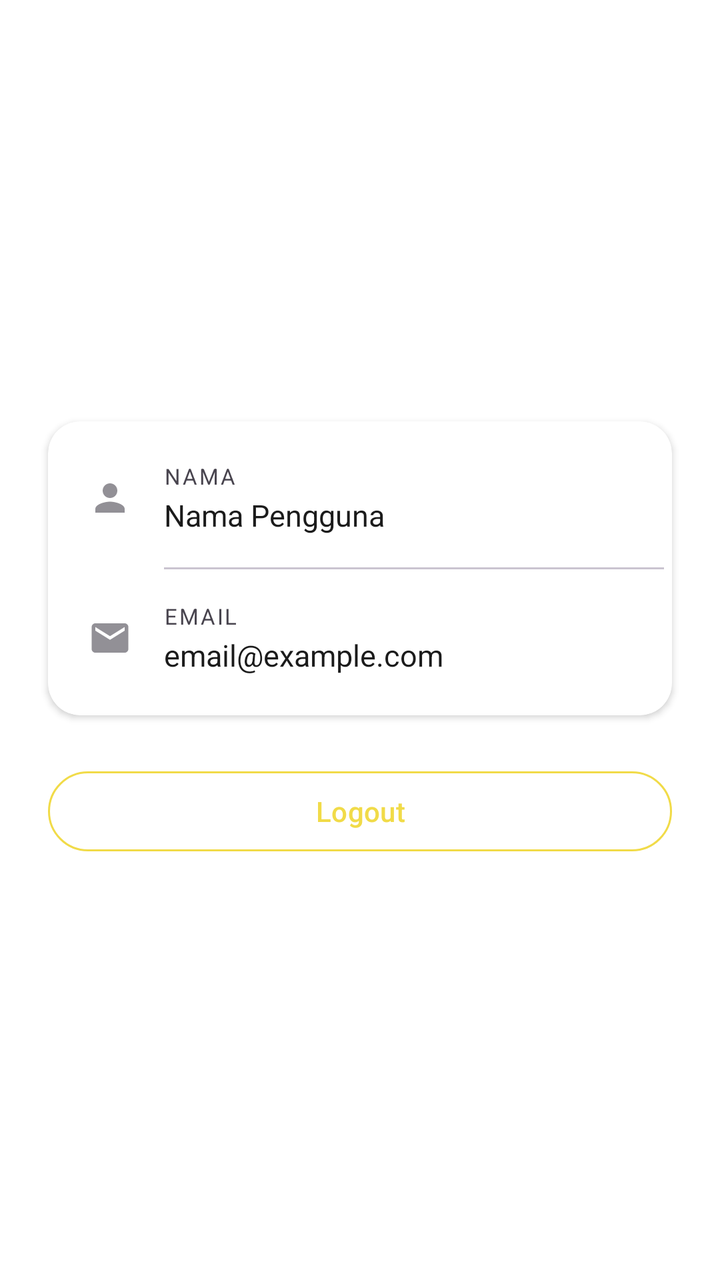
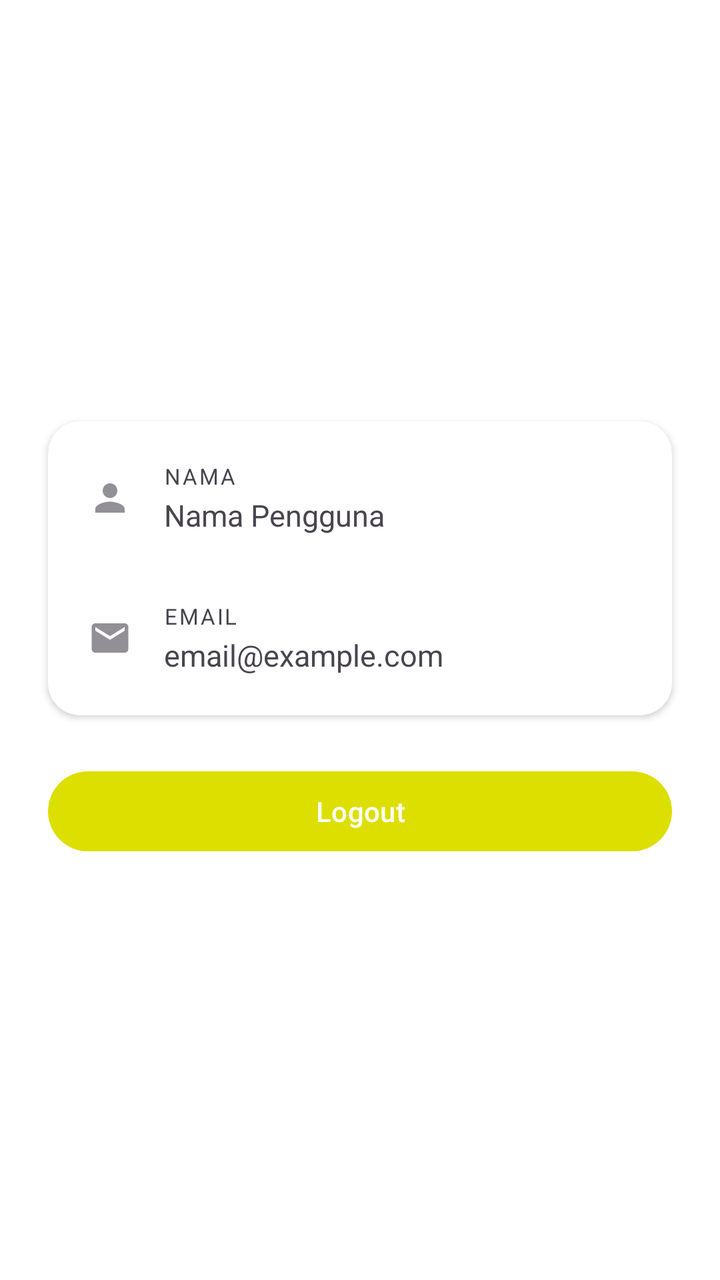

The first picture is an Android layout as it rendered before a commit; the second is the same layout after the commit. The layout source and the unified diff follow.
<!-- AndroidManifest.xml: application theme Theme.MaizeLeaf -->
<!-- res/layout/fragment_profile.xml -->
<?xml version="1.0" encoding="utf-8"?>
<androidx.constraintlayout.widget.ConstraintLayout xmlns:android="http://schemas.android.com/apk/res/android"
    xmlns:app="http://schemas.android.com/apk/res-auto"
    xmlns:tools="http://schemas.android.com/tools"
    android:layout_width="match_parent"
    android:layout_height="match_parent"
    android:background="?attr/colorSurface"
    tools:context=".ui.profile.ProfileFragment">

    
    <androidx.cardview.widget.CardView
        android:id="@+id/profileCard"
        android:layout_width="0dp"
        android:layout_height="wrap_content"
        android:layout_marginStart="24dp"
        android:layout_marginEnd="24dp"
        app:cardCornerRadius="16dp"
        app:cardElevation="2dp"
        app:cardBackgroundColor="?attr/colorSurface"
        app:layout_constraintEnd_toEndOf="parent"
        app:layout_constraintStart_toStartOf="parent"
        app:layout_constraintTop_toTopOf="parent"
        app:layout_constraintBottom_toTopOf="@id/logoutButton"
        app:layout_constraintVertical_chainStyle="packed"
        app:layout_constraintVertical_bias="0.5">

        <LinearLayout
            android:layout_width="match_parent"
            android:layout_height="wrap_content"
            android:orientation="vertical"
            android:padding="4dp">

            
            <LinearLayout
                android:layout_width="match_parent"
                android:layout_height="wrap_content"
                android:orientation="horizontal"
                android:gravity="center_vertical"
                android:paddingStart="16dp"
                android:paddingEnd="16dp"
                android:paddingTop="16dp"
                android:paddingBottom="16dp">

                <ImageView
                    android:layout_width="22dp"
                    android:layout_height="22dp"
                    android:src="@drawable/ic_baseline_person_24"
                    android:alpha="0.6"
                    app:tint="?attr/colorOnSurfaceVariant" />

                <LinearLayout
                    android:layout_width="0dp"
                    android:layout_height="wrap_content"
                    android:layout_weight="1"
                    android:orientation="vertical"
                    android:layout_marginStart="16dp">

                    <TextView
                        android:layout_width="wrap_content"
                        android:layout_height="wrap_content"
                        android:text="@string/nama"
                        android:textSize="11sp"
                        android:textColor="?attr/colorOnSurfaceVariant"
                        android:textAllCaps="true"
                        android:letterSpacing="0.08" />

                    <TextView
                        android:id="@+id/nameTextView"
                        android:layout_width="wrap_content"
                        android:layout_height="wrap_content"
                        android:layout_marginTop="2dp"
                        android:text="Nama Pengguna"
                        android:textColor="?attr/colorOnSurface"
                        android:textSize="15sp" />
                </LinearLayout>
            </LinearLayout>

            
            <View
                android:layout_width="match_parent"
                android:layout_height="1dp"
                android:layout_marginStart="54dp"
                android:background="?attr/colorOutlineVariant" />

            
            <LinearLayout
                android:layout_width="match_parent"
                android:layout_height="wrap_content"
                android:orientation="horizontal"
                android:gravity="center_vertical"
                android:paddingStart="16dp"
                android:paddingEnd="16dp"
                android:paddingTop="16dp"
                android:paddingBottom="16dp">

                <ImageView
                    android:layout_width="22dp"
                    android:layout_height="22dp"
                    android:src="@drawable/ic_baseline_email_24"
                    android:alpha="0.6"
                    app:tint="?attr/colorOnSurfaceVariant" />

                <LinearLayout
                    android:layout_width="0dp"
                    android:layout_height="wrap_content"
                    android:layout_weight="1"
                    android:orientation="vertical"
                    android:layout_marginStart="16dp">

                    <TextView
                        android:layout_width="wrap_content"
                        android:layout_height="wrap_content"
                        android:text="@string/email"
                        android:textSize="11sp"
                        android:textColor="?attr/colorOnSurfaceVariant"
                        android:textAllCaps="true"
                        android:letterSpacing="0.08" />

                    <TextView
                        android:id="@+id/emailTextView"
                        android:layout_width="wrap_content"
                        android:layout_height="wrap_content"
                        android:layout_marginTop="2dp"
                        android:text="email@example.com"
                        android:textColor="?attr/colorOnSurface"
                        android:textSize="15sp" />
                </LinearLayout>
            </LinearLayout>

        </LinearLayout>
    </androidx.cardview.widget.CardView>

    
    <com.google.android.material.button.MaterialButton
        android:id="@+id/logoutButton"
        style="@style/Widget.Material3.Button.OutlinedButton"
        android:layout_width="0dp"
        android:layout_height="wrap_content"
        android:layout_marginStart="24dp"
        android:layout_marginEnd="24dp"
        android:layout_marginTop="24dp"
        android:text="@string/logout"
        android:textColor="?attr/colorPrimary"
        app:strokeColor="?attr/colorPrimary"
        app:layout_constraintEnd_toEndOf="parent"
        app:layout_constraintStart_toStartOf="parent"
        app:layout_constraintTop_toBottomOf="@id/profileCard"
        app:layout_constraintBottom_toBottomOf="parent" />

    
    <LinearLayout
        android:id="@+id/layoutNoLogin"
        android:layout_width="wrap_content"
        android:layout_height="wrap_content"
        android:orientation="vertical"
        android:gravity="center"
        android:visibility="gone"
        android:padding="32dp"
        app:layout_constraintTop_toTopOf="parent"
        app:layout_constraintBottom_toBottomOf="parent"
        app:layout_constraintStart_toStartOf="parent"
        app:layout_constraintEnd_toEndOf="parent">

        <ImageView
            android:layout_width="64dp"
            android:layout_height="64dp"
            android:src="@drawable/ic_baseline_person_24"
            android:alpha="0.4"
            app:tint="?attr/colorOnSurface" />

        <TextView
            android:id="@+id/tvNoLogin"
            android:layout_width="wrap_content"
            android:layout_height="wrap_content"
            android:layout_marginTop="12dp"
            android:text="Untuk melihat profil, silakan login terlebih dahulu"
            android:textSize="14sp"
            android:textAlignment="center"
            android:textColor="?attr/colorOnSurfaceVariant" />
    </LinearLayout>

</androidx.constraintlayout.widget.ConstraintLayout>
<!-- resources referenced by this layout -->
<resources>
  <!-- drawable ic_baseline_email_24 (drawable) -->
  <vector xmlns:android="http://schemas.android.com/apk/res/android"
      android:width="24dp"
      android:height="24dp"
      android:viewportWidth="24"
      android:viewportHeight="24"
      android:tint="?attr/colorControlNormal">
    <path
        android:fillColor="@android:color/white"
        android:pathData="M20,4L4,4c-1.1,0 -1.99,0.9 -1.99,2L2,18c0,1.1 0.9,2 2,2h16c1.1,0 2,-0.9 2,-2L22,6c0,-1.1 -0.9,-2 -2,-2zM20,8l-8,5 -8,-5L4,6l8,5 8,-5v2z"/>
  </vector>
  <!-- drawable ic_baseline_person_24 (drawable) -->
  <vector xmlns:android="http://schemas.android.com/apk/res/android"
      android:width="24dp"
      android:height="24dp"
      android:viewportWidth="24"
      android:viewportHeight="24"
      android:tint="?attr/colorControlNormal">
    <path
        android:fillColor="@android:color/white"
        android:pathData="M12,12c2.21,0 4,-1.79 4,-4s-1.79,-4 -4,-4 -4,1.79 -4,4 1.79,4 4,4zM12,14c-2.67,0 -8,1.34 -8,4v2h16v-2c0,-2.66 -5.33,-4 -8,-4z"/>
  </vector>
  <string name="email">email</string>
  <string name="logout">Logout</string>
  <string name="nama">Nama</string>
  <style name="Theme.MaizeLeaf" parent="Theme.MaterialComponents.DayNight">
          
          <item name="colorPrimary">@color/yellow</item>
          <item name="colorPrimaryVariant">#D6C761</item>
          <item name="colorOnPrimary">@color/white</item>
          
          <item name="android:statusBarColor">?attr/colorPrimaryVariant</item>
          
          
          <item name="colorSecondary">#4CAF50</item>
          <item name="colorSecondaryVariant">#388E3C</item>
          <item name="colorOnSecondary">@color/white</item>
  
          
          <item name="android:colorBackground">#FAFAF5</item>
          <item name="colorSurface">#FFFFFF</item>
          <item name="colorOnBackground">#1F1F1F</item>
          <item name="colorOnSurface">#1B1B1B</item>
  
          
          <item name="colorError">#B00020</item>
          <item name="colorOnError">@color/white</item>
  
          
          <item name="android:textColorPrimary">#1B1B1B</item>
          <item name="android:textColorSecondary">#5C5C5C</item>
  
      </style>
  <color name="yellow">#F1DB48</color>
  <color name="white">#FFFFFFFF</color>
</resources>

<!-- the commit's change to res/layout/fragment_profile.xml (unified diff, before → after) -->
@@ -16,7 +16,7 @@
         android:layout_marginEnd="24dp"
         app:cardCornerRadius="16dp"
         app:cardElevation="2dp"
-        app:cardBackgroundColor="?attr/colorSurface"
+
         app:layout_constraintEnd_toEndOf="parent"
         app:layout_constraintStart_toStartOf="parent"
         app:layout_constraintTop_toTopOf="parent"
@@ -28,6 +28,7 @@
             android:layout_width="match_parent"
             android:layout_height="wrap_content"
             android:orientation="vertical"
+            app:strokeColor="?attr/colorPrimary"
             android:padding="4dp">
 
             
@@ -46,7 +47,7 @@
                     android:layout_height="22dp"
                     android:src="@drawable/ic_baseline_person_24"
                     android:alpha="0.6"
-                    app:tint="?attr/colorOnSurfaceVariant" />
+                     />
 
                 <LinearLayout
                     android:layout_width="0dp"
@@ -60,7 +61,7 @@
                         android:layout_height="wrap_content"
                         android:text="@string/nama"
                         android:textSize="11sp"
-                        android:textColor="?attr/colorOnSurfaceVariant"
+
                         android:textAllCaps="true"
                         android:letterSpacing="0.08" />
 
@@ -70,7 +71,6 @@
                         android:layout_height="wrap_content"
                         android:layout_marginTop="2dp"
                         android:text="Nama Pengguna"
-                        android:textColor="?attr/colorOnSurface"
                         android:textSize="15sp" />
                 </LinearLayout>
             </LinearLayout>
@@ -80,7 +80,7 @@
                 android:layout_width="match_parent"
                 android:layout_height="1dp"
                 android:layout_marginStart="54dp"
-                android:background="?attr/colorOutlineVariant" />
+                />
 
             
             <LinearLayout
@@ -98,7 +98,7 @@
                     android:layout_height="22dp"
                     android:src="@drawable/ic_baseline_email_24"
                     android:alpha="0.6"
-                    app:tint="?attr/colorOnSurfaceVariant" />
+                    />
 
                 <LinearLayout
                     android:layout_width="0dp"
@@ -112,7 +112,6 @@
                         android:layout_height="wrap_content"
                         android:text="@string/email"
                         android:textSize="11sp"
-                        android:textColor="?attr/colorOnSurfaceVariant"
                         android:textAllCaps="true"
                         android:letterSpacing="0.08" />
 
@@ -122,7 +121,7 @@
                         android:layout_height="wrap_content"
                         android:layout_marginTop="2dp"
                         android:text="email@example.com"
-                        android:textColor="?attr/colorOnSurface"
+
                         android:textSize="15sp" />
                 </LinearLayout>
             </LinearLayout>
@@ -133,21 +132,20 @@
     
     <com.google.android.material.button.MaterialButton
         android:id="@+id/logoutButton"
-        style="@style/Widget.Material3.Button.OutlinedButton"
         android:layout_width="0dp"
         android:layout_height="wrap_content"
         android:layout_marginStart="24dp"
         android:layout_marginEnd="24dp"
         android:layout_marginTop="24dp"
         android:text="@string/logout"
-        android:textColor="?attr/colorPrimary"
+        android:textColor="?attr/colorSurface"
         app:strokeColor="?attr/colorPrimary"
         app:layout_constraintEnd_toEndOf="parent"
         app:layout_constraintStart_toStartOf="parent"
         app:layout_constraintTop_toBottomOf="@id/profileCard"
         app:layout_constraintBottom_toBottomOf="parent" />
 
-    
+
     <LinearLayout
         android:id="@+id/layoutNoLogin"
         android:layout_width="wrap_content"
@@ -166,7 +164,7 @@
             android:layout_height="64dp"
             android:src="@drawable/ic_baseline_person_24"
             android:alpha="0.4"
-            app:tint="?attr/colorOnSurface" />
+             />
 
         <TextView
             android:id="@+id/tvNoLogin"
@@ -176,7 +174,31 @@
             android:text="Untuk melihat profil, silakan login terlebih dahulu"
             android:textSize="14sp"
             android:textAlignment="center"
-            android:textColor="?attr/colorOnSurfaceVariant" />
+            />
     </LinearLayout>
 
+    <FrameLayout
+        android:id="@+id/loadingOverlay"
+        android:layout_width="match_parent"
+        android:layout_height="match_parent"
+        android:background="#80000000"
+        android:clickable="true"
+        android:focusable="true"
+        android:visibility="gone"
+        app:layout_constraintBottom_toBottomOf="parent"
+        app:layout_constraintEnd_toEndOf="parent"
+        app:layout_constraintStart_toStartOf="parent"
+        app:layout_constraintTop_toTopOf="parent">
+
+        <ProgressBar
+            android:id="@+id/progressBar"
+            android:layout_width="wrap_content"
+            android:layout_height="wrap_content"
+            android:layout_gravity="center"
+            android:indeterminateTint="@android:color/white" />
+
+    </FrameLayout>
+
+
+
 </androidx.constraintlayout.widget.ConstraintLayout>
<!-- resource entries referenced after the edit -->
@@ -25,35 +25,15 @@
   <string name="email">email</string>
   <string name="logout">Logout</string>
   <string name="nama">Nama</string>
-  <style name="Theme.MaizeLeaf" parent="Theme.MaterialComponents.DayNight">
+  <style name="Theme.MaizeLeaf" parent="Theme.MaterialComponents.DayNight.NoActionBar">
           
-          <item name="colorPrimary">@color/yellow</item>
+          <item name="colorPrimary">#dddf00</item>
           <item name="colorPrimaryVariant">#D6C761</item>
           <item name="colorOnPrimary">@color/white</item>
-          
-          <item name="android:statusBarColor">?attr/colorPrimaryVariant</item>
-          
-          
-          <item name="colorSecondary">#4CAF50</item>
-          <item name="colorSecondaryVariant">#388E3C</item>
-          <item name="colorOnSecondary">@color/white</item>
   
-          
-          <item name="android:colorBackground">#FAFAF5</item>
-          <item name="colorSurface">#FFFFFF</item>
-          <item name="colorOnBackground">#1F1F1F</item>
-          <item name="colorOnSurface">#1B1B1B</item>
   
-          
-          <item name="colorError">#B00020</item>
-          <item name="colorOnError">@color/white</item>
-  
-          
-          <item name="android:textColorPrimary">#1B1B1B</item>
-          <item name="android:textColorSecondary">#5C5C5C</item>
   
       </style>
-  <color name="yellow">#F1DB48</color>
   <color name="white">#FFFFFFFF</color>
 </resources>
 
